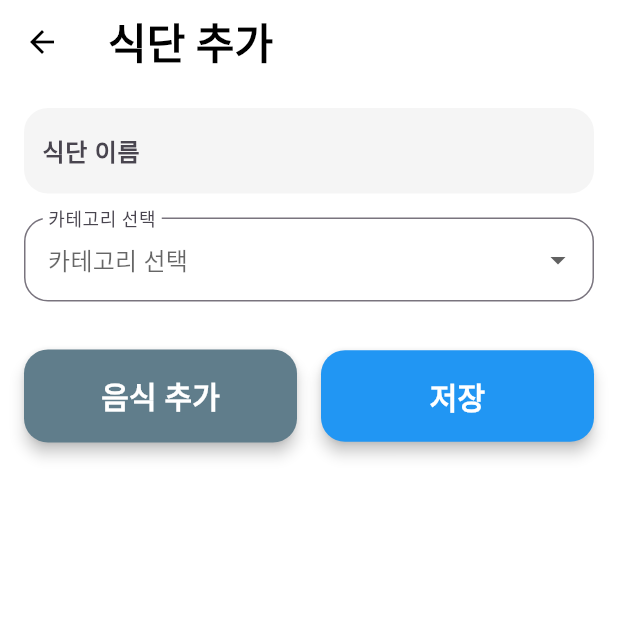
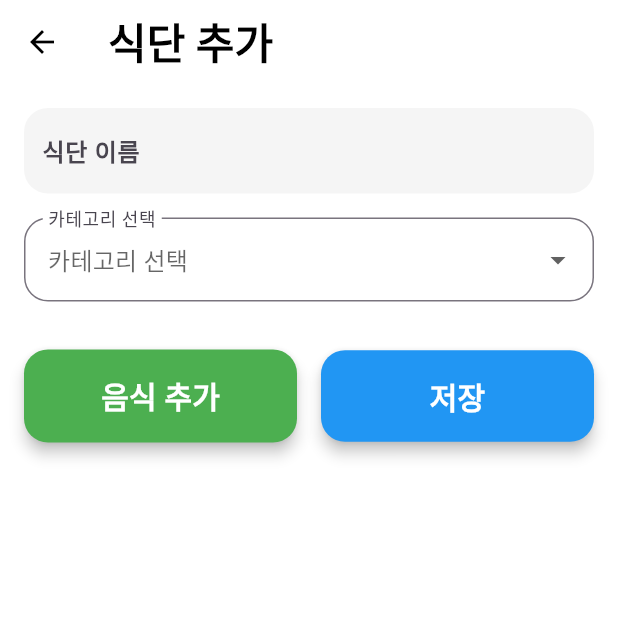
Before and after one commit to CBNU-younghun/OSS-TeamProject-app, a Flutter app: the AddDietPage screen opened directly, on a phone screen of 412 x 824 dp, the top half of it. Run offline on Flutter 3.47's test engine with Material 3 defaults, Android fonts, the phone set to English and light mode, and no system bars; our stand-ins replace fl_chart, flutter_neumorphic_plus, font_awesome_flutter, shared_preferences, video_player; accounts and stored records are empty; Roboto replaces fonts that are missing (Bebas Neue).

Commit message:
버튼 색 변경

```diff
--- a/lib/diet/add_diet_page.dart
+++ b/lib/diet/add_diet_page.dart
@@ -216,7 +216,7 @@ class _AddDietPageState extends State<AddDietPage> {
                   child: ElevatedButton(
                     onPressed: _addFood, // 음식 추가 함수 호출
                     style: ElevatedButton.styleFrom(
-                      backgroundColor: Colors.blueGrey, // 버튼 배경색
+                      backgroundColor: Colors.green, // 버튼 배경색
                       elevation: 4.0, // 버튼 그림자 깊이
                       shape: RoundedRectangleBorder(
                         borderRadius: BorderRadius.circular(16.0), // 버튼 모서리 둥글게 설정
```
